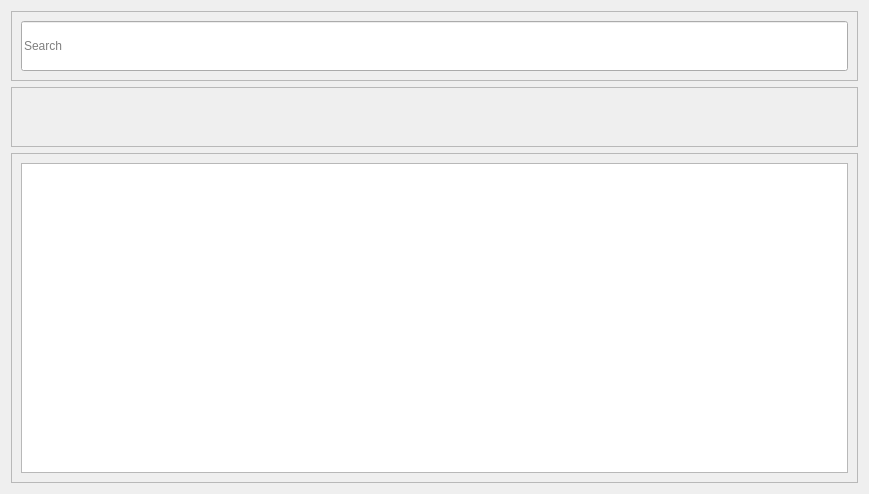
This is UIFiles/searchDialog.ui in ShubhamMandavkar/TYLiveProjectt-StockAutomationSystem as Qt 5 draws it before an edit. The edited form follows.
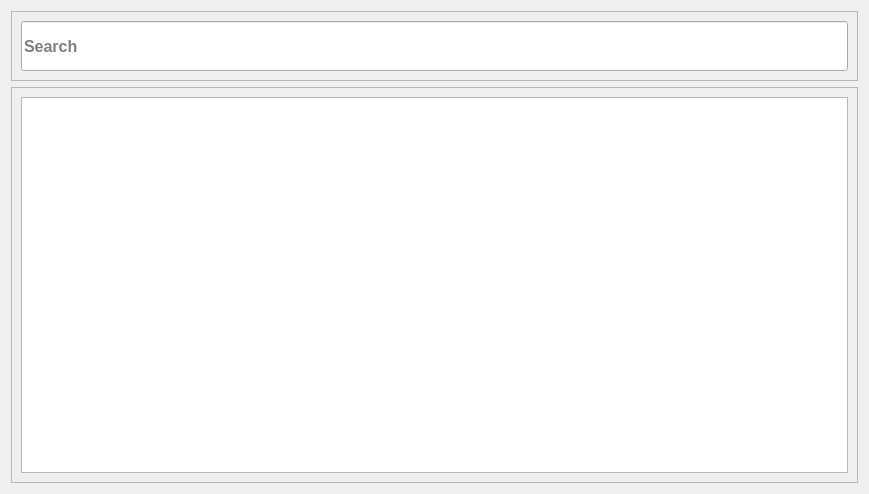
This is the edited form.

Commit message: gui changes in searchDlg, home, and specialAlerts pages

The edit to the form file:
```diff
--- a/UIFiles/searchDialog.ui
+++ b/UIFiles/searchDialog.ui
@@ -37,6 +37,12 @@
           <height>50</height>
          </size>
         </property>
+        <property name="font">
+         <font>
+          <pointsize>12</pointsize>
+          <bold>true</bold>
+         </font>
+        </property>
         <property name="inputMask">
          <string/>
         </property>
@@ -51,28 +57,6 @@
      </layout>
     </widget>
    </item>
-   <item>
-    <widget class="QFrame" name="frame_2">
-     <property name="minimumSize">
-      <size>
-       <width>0</width>
-       <height>60</height>
-      </size>
-     </property>
-     <property name="maximumSize">
-      <size>
-       <width>16777215</width>
-       <height>60</height>
-      </size>
-     </property>
-     <property name="frameShape">
-      <enum>QFrame::StyledPanel</enum>
-     </property>
-     <property name="frameShadow">
-      <enum>QFrame::Raised</enum>
-     </property>
-    </widget>
-   </item>
    <item>
     <widget class="QFrame" name="frame_3">
      <property name="frameShape">
@@ -109,7 +93,7 @@
          <enum>QAbstractItemView::SelectRows</enum>
         </property>
         <attribute name="horizontalHeaderVisible">
-         <bool>false</bool>
+         <bool>true</bool>
         </attribute>
         <attribute name="verticalHeaderVisible">
          <bool>false</bool>
```
Left out of the diff: 3 changed lines with no effect on the pictures. The commit also changes 12 other files.
